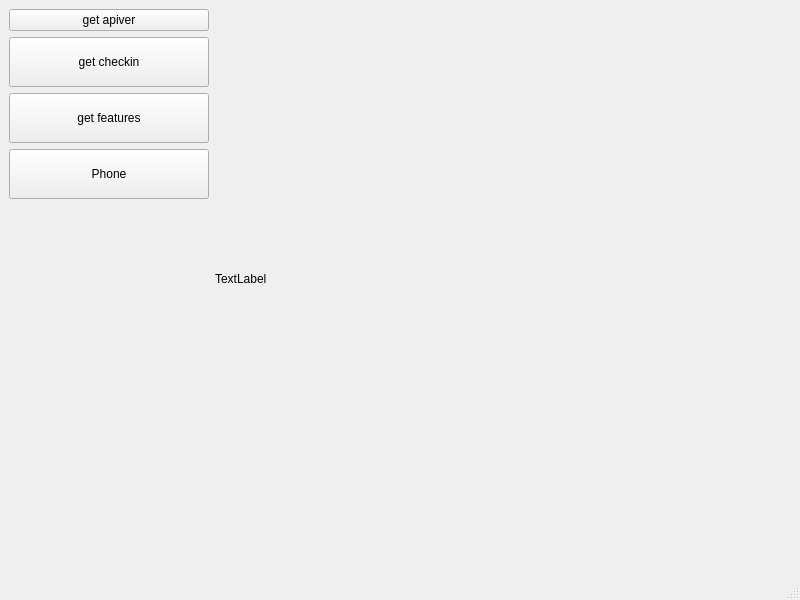
The window that mainwindow.ui (horvathzoltan/raspilink_client) describes before a commit, drawn with Qt 5.
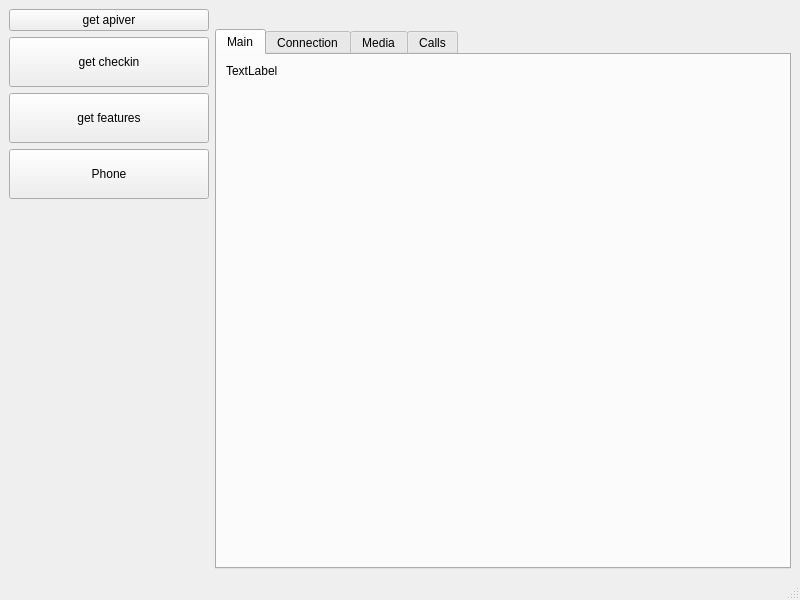
The same window after the commit.

The edit to the form file:
```diff
--- a/mainwindow.ui
+++ b/mainwindow.ui
@@ -98,13 +98,6 @@
     </item>
     <item>
      <layout class="QVBoxLayout" name="verticalLayout_2">
-      <item>
-       <widget class="QLabel" name="label">
-        <property name="text">
-         <string>TextLabel</string>
-        </property>
-       </widget>
-      </item>
       <item>
        <spacer name="horizontalSpacer">
         <property name="orientation">
@@ -118,6 +111,55 @@
         </property>
        </spacer>
       </item>
+      <item>
+       <widget class="QTabWidget" name="tabWidget">
+        <property name="currentIndex">
+         <number>0</number>
+        </property>
+        <widget class="QWidget" name="tab_main">
+         <attribute name="title">
+          <string>Main</string>
+         </attribute>
+         <layout class="QGridLayout" name="gridLayout">
+          <item row="1" column="0">
+           <spacer name="verticalSpacer_2">
+            <property name="orientation">
+             <enum>Qt::Vertical</enum>
+            </property>
+            <property name="sizeHint" stdset="0">
+             <size>
+              <width>20</width>
+              <height>40</height>
+             </size>
+            </property>
+           </spacer>
+          </item>
+          <item row="0" column="0">
+           <widget class="QLabel" name="label">
+            <property name="text">
+             <string>TextLabel</string>
+            </property>
+           </widget>
+          </item>
+         </layout>
+        </widget>
+        <widget class="QWidget" name="tab_connection">
+         <attribute name="title">
+          <string>Connection</string>
+         </attribute>
+        </widget>
+        <widget class="QWidget" name="tab_media">
+         <attribute name="title">
+          <string>Media</string>
+         </attribute>
+        </widget>
+        <widget class="QWidget" name="tab_calls">
+         <attribute name="title">
+          <string>Calls</string>
+         </attribute>
+        </widget>
+       </widget>
+      </item>
      </layout>
     </item>
    </layout>
```
